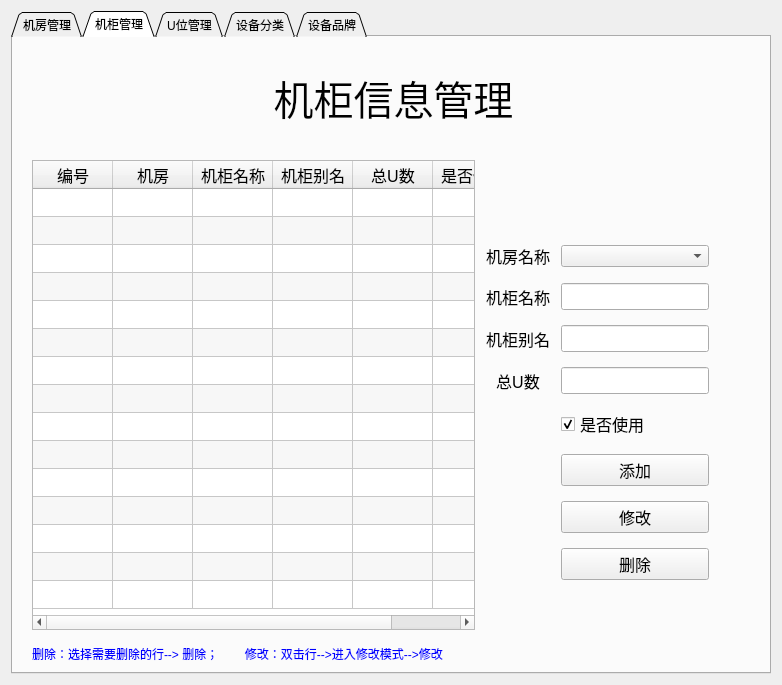
This is ui/base_info.ui in tainyuhong/pyside_machine_system as Qt 5 draws it before an edit. The edited form follows.
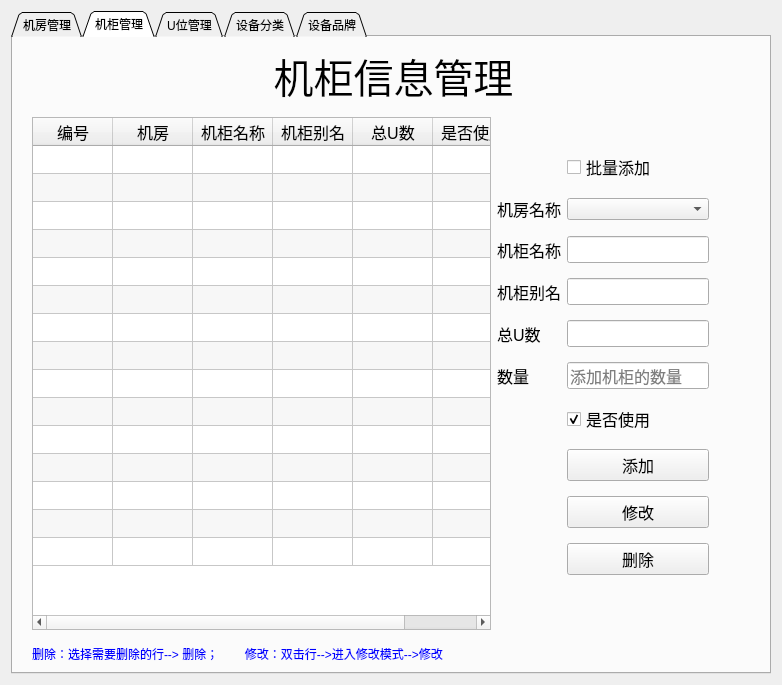
This is the edited form. The open tabs and pages were chosen to show the change.

Commit message: 增加批量添加机柜功能

```diff
--- a/ui/base_info.ui
+++ b/ui/base_info.ui
@@ -301,7 +301,7 @@
       </attribute>
       <layout class="QVBoxLayout" name="verticalLayout_5">
        <item>
-        <layout class="QVBoxLayout" name="verticalLayout_4" stretch="1,5">
+        <layout class="QVBoxLayout" name="verticalLayout_4" stretch="1,0">
          <property name="leftMargin">
           <number>5</number>
          </property>
@@ -321,7 +321,7 @@
           </widget>
          </item>
          <item>
-          <layout class="QGridLayout" name="gridLayout_2" rowstretch="2,1,1,1,1,1,1,1,1,1,0" columnstretch="6,1,2,0">
+          <layout class="QGridLayout" name="gridLayout_2" rowstretch="2,1,1,1,1,1,1,1,1,1,1,0,0" columnstretch="6,0,0,0">
            <property name="leftMargin">
             <number>5</number>
            </property>
@@ -334,73 +334,87 @@
            <property name="verticalSpacing">
             <number>15</number>
            </property>
-           <item row="3" column="1">
-            <widget class="QLabel" name="lb_cabinet_alias">
+           <item row="5" column="2">
+            <widget class="QLineEdit" name="le_U_count">
              <property name="font">
               <font>
                <pointsize>12</pointsize>
               </font>
              </property>
-             <property name="text">
-              <string>机柜别名</string>
-             </property>
-             <property name="alignment">
-              <set>Qt::AlignCenter</set>
-             </property>
             </widget>
            </item>
-           <item row="6" column="3">
-            <spacer name="horizontalSpacer_6">
-             <property name="orientation">
-              <enum>Qt::Horizontal</enum>
-             </property>
-             <property name="sizeHint" stdset="0">
-              <size>
-               <width>40</width>
-               <height>20</height>
-              </size>
-             </property>
-            </spacer>
-           </item>
-           <item row="6" column="1">
-            <spacer name="horizontalSpacer_5">
-             <property name="orientation">
-              <enum>Qt::Horizontal</enum>
-             </property>
-             <property name="sizeHint" stdset="0">
-              <size>
-               <width>40</width>
-               <height>20</height>
-              </size>
-             </property>
-            </spacer>
-           </item>
-           <item row="3" column="2">
-            <widget class="QLineEdit" name="le_cabinet_alias">
+           <item row="10" column="2">
+            <widget class="QPushButton" name="bt_del_cabinet">
              <property name="font">
               <font>
                <pointsize>12</pointsize>
               </font>
              </property>
+             <property name="text">
+              <string>删除</string>
+             </property>
             </widget>
            </item>
            <item row="1" column="2">
+            <widget class="QCheckBox" name="chkb_multi">
+             <property name="font">
+              <font>
+               <pointsize>12</pointsize>
+              </font>
+             </property>
+             <property name="text">
+              <string>批量添加</string>
+             </property>
+            </widget>
+           </item>
+           <item row="12" column="0" colspan="4">
+            <widget class="QLabel" name="lb_cab_status">
+             <property name="styleSheet">
+              <string notr="true">color:blue</string>
+             </property>
+             <property name="frameShape">
+              <enum>QFrame::NoFrame</enum>
+             </property>
+             <property name="frameShadow">
+              <enum>QFrame::Raised</enum>
+             </property>
+             <property name="text">
+              <string>删除：选择需要删除的行--&gt; 删除；        修改：双击行--&gt;进入修改模式--&gt;修改</string>
+             </property>
+            </widget>
+           </item>
+           <item row="2" column="2">
             <widget class="QComboBox" name="cb_room"/>
            </item>
-           <item row="0" column="2">
-            <spacer name="verticalSpacer_3">
+           <item row="9" column="1">
+            <spacer name="horizontalSpacer_5">
              <property name="orientation">
-              <enum>Qt::Vertical</enum>
+              <enum>Qt::Horizontal</enum>
              </property>
              <property name="sizeHint" stdset="0">
               <size>
-               <width>20</width>
-               <height>40</height>
+               <width>40</width>
+               <height>20</height>
               </size>
              </property>
             </spacer>
            </item>
-           <item row="0" column="0" rowspan="10">
+           <item row="2" column="1">
+            <widget class="QLabel" name="lb_room_name">
+             <property name="font">
+              <font>
+               <pointsize>12</pointsize>
+              </font>
+             </property>
+             <property name="text">
+              <string>机房名称</string>
+             </property>
+             <property name="alignment">
+              <set>Qt::AlignCenter</set>
+             </property>
+            </widget>
+           </item>
+           <item row="0" column="0" rowspan="12">
             <widget class="QTableWidget" name="tb_cabinet">
              <property name="font">
               <font>
@@ -490,81 +504,59 @@
              </column>
             </widget>
            </item>
-           <item row="8" column="1">
-            <spacer name="horizontalSpacer_7">
+           <item row="6" column="2">
+            <widget class="QLineEdit" name="le_conut">
+             <property name="font">
+              <font>
+               <pointsize>12</pointsize>
+              </font>
+             </property>
+             <property name="dragEnabled">
+              <bool>false</bool>
+             </property>
+             <property name="placeholderText">
+              <string>添加机柜的数量</string>
+             </property>
+            </widget>
+           </item>
+           <item row="0" column="2">
+            <spacer name="verticalSpacer_3">
              <property name="orientation">
-              <enum>Qt::Horizontal</enum>
+              <enum>Qt::Vertical</enum>
              </property>
              <property name="sizeHint" stdset="0">
               <size>
-               <width>40</width>
-               <height>20</height>
+               <width>20</width>
+               <height>40</height>
               </size>
              </property>
             </spacer>
            </item>
-           <item row="8" column="2">
-            <widget class="QPushButton" name="bt_del_cabinet">
+           <item row="3" column="1">
+            <widget class="QLabel" name="lb_cabinet_name">
              <property name="font">
               <font>
                <pointsize>12</pointsize>
               </font>
              </property>
              <property name="text">
-              <string>删除</string>
-             </property>
-            </widget>
-           </item>
-           <item row="4" column="2">
-            <widget class="QLineEdit" name="le_U_count">
-             <property name="font">
-              <font>
-               <pointsize>12</pointsize>
-              </font>
-             </property>
-            </widget>
-           </item>
-           <item row="1" column="1">
-            <widget class="QLabel" name="lb_room_name">
-             <property name="font">
-              <font>
-               <pointsize>12</pointsize>
-              </font>
-             </property>
-             <property name="text">
-              <string>机房名称</string>
+              <string>机柜名称</string>
              </property>
              <property name="alignment">
               <set>Qt::AlignCenter</set>
              </property>
             </widget>
            </item>
-           <item row="6" column="2">
-            <widget class="QPushButton" name="bt_add_cabinet">
+           <item row="3" column="2">
+            <widget class="QLineEdit" name="le_cab_name">
              <property name="font">
               <font>
                <pointsize>12</pointsize>
               </font>
              </property>
-             <property name="text">
-              <string>添加</string>
-             </property>
             </widget>
            </item>
-           <item row="8" column="3">
-            <spacer name="horizontalSpacer_8">
-             <property name="orientation">
-              <enum>Qt::Horizontal</enum>
-             </property>
-             <property name="sizeHint" stdset="0">
-              <size>
-               <width>40</width>
-               <height>20</height>
-              </size>
-             </property>
-            </spacer>
-           </item>
-           <item row="4" column="1">
+           <item row="5" column="1">
             <widget class="QLabel" name="lb_count">
              <property name="font">
               <font>
@@ -575,11 +567,48 @@
               <string>总U数</string>
              </property>
              <property name="alignment">
+              <set>Qt::AlignLeading|Qt::AlignLeft|Qt::AlignVCenter</set>
+             </property>
+            </widget>
+           </item>
+           <item row="4" column="1">
+            <widget class="QLabel" name="lb_cabinet_alias">
+             <property name="font">
+              <font>
+               <pointsize>12</pointsize>
+              </font>
+             </property>
+             <property name="text">
+              <string>机柜别名</string>
+             </property>
+             <property name="alignment">
               <set>Qt::AlignCenter</set>
              </property>
             </widget>
            </item>
-           <item row="5" column="2">
+           <item row="9" column="3">
+            <spacer name="horizontalSpacer_6">
+             <property name="orientation">
+              <enum>Qt::Horizontal</enum>
+             </property>
+             <property name="sizeHint" stdset="0">
+              <size>
+               <width>40</width>
+               <height>20</height>
+              </size>
+             </property>
+            </spacer>
+           </item>
+           <item row="4" column="2">
+            <widget class="QLineEdit" name="le_cabinet_alias">
+             <property name="font">
+              <font>
+               <pointsize>12</pointsize>
+              </font>
+             </property>
+            </widget>
+           </item>
+           <item row="7" column="2">
             <widget class="QCheckBox" name="ckb_is_used">
              <property name="font">
               <font>
@@ -594,7 +623,7 @@
              </property>
             </widget>
            </item>
-           <item row="9" column="2">
+           <item row="11" column="2">
             <spacer name="verticalSpacer_4">
              <property name="orientation">
               <enum>Qt::Vertical</enum>
@@ -607,47 +636,19 @@
              </property>
             </spacer>
            </item>
-           <item row="2" column="1">
-            <widget class="QLabel" name="lb_cabinet_name">
+           <item row="8" column="2">
+            <widget class="QPushButton" name="bt_add_cabinet">
              <property name="font">
               <font>
                <pointsize>12</pointsize>
               </font>
              </property>
              <property name="text">
-              <string>机柜名称</string>
+              <string>添加</string>
              </property>
-             <property name="alignment">
-              <set>Qt::AlignCenter</set>
-             </property>
             </widget>
            </item>
-           <item row="10" column="0" colspan="4">
-            <widget class="QLabel" name="lb_cab_status">
-             <property name="styleSheet">
-              <string notr="true">color:blue</string>
-             </property>
-             <property name="frameShape">
-              <enum>QFrame::NoFrame</enum>
-             </property>
-             <property name="frameShadow">
-              <enum>QFrame::Raised</enum>
-             </property>
-             <property name="text">
-              <string>删除：选择需要删除的行--&gt; 删除；        修改：双击行--&gt;进入修改模式--&gt;修改</string>
-             </property>
-            </widget>
-           </item>
-           <item row="2" column="2">
-            <widget class="QLineEdit" name="le_cab_name">
-             <property name="font">
-              <font>
-               <pointsize>12</pointsize>
-              </font>
-             </property>
-            </widget>
-           </item>
-           <item row="7" column="2">
+           <item row="9" column="2">
             <widget class="QPushButton" name="bt_cab_modify">
              <property name="font">
               <font>
@@ -659,6 +660,21 @@
              </property>
             </widget>
            </item>
+           <item row="6" column="1">
+            <widget class="QLabel" name="lb_count_2">
+             <property name="enabled">
+              <bool>true</bool>
+             </property>
+             <property name="font">
+              <font>
+               <pointsize>12</pointsize>
+              </font>
+             </property>
+             <property name="text">
+              <string>数量</string>
+             </property>
+            </widget>
+           </item>
           </layout>
          </item>
         </layout>
```
Left out of the diff: 6 changed lines with no effect on the pictures. The commit also changes 8 other files.
